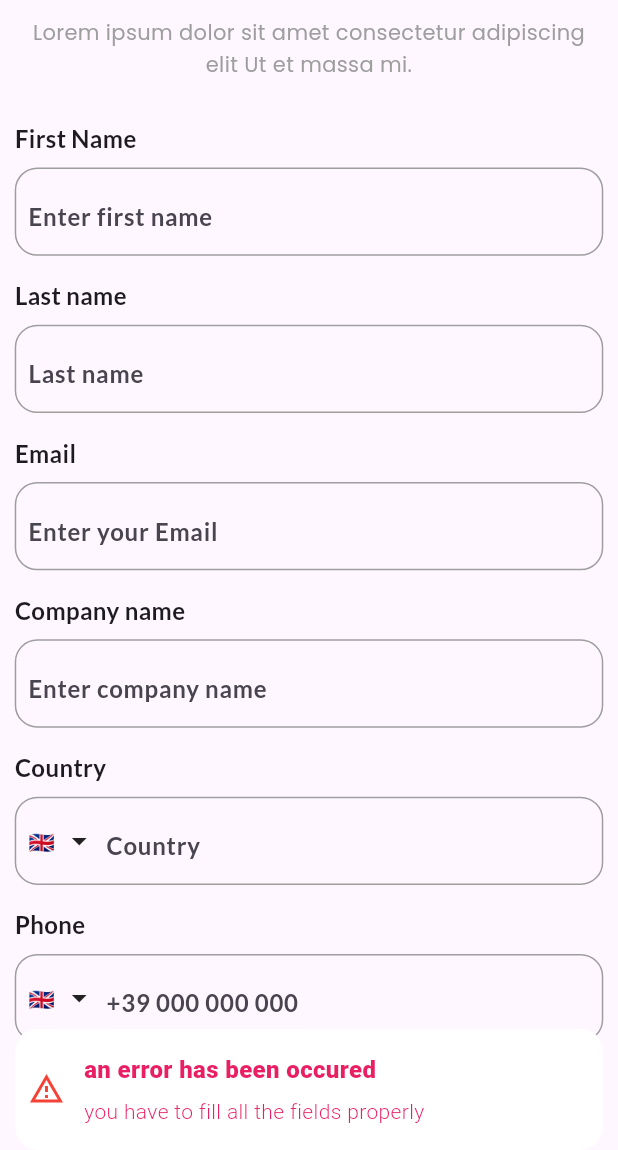
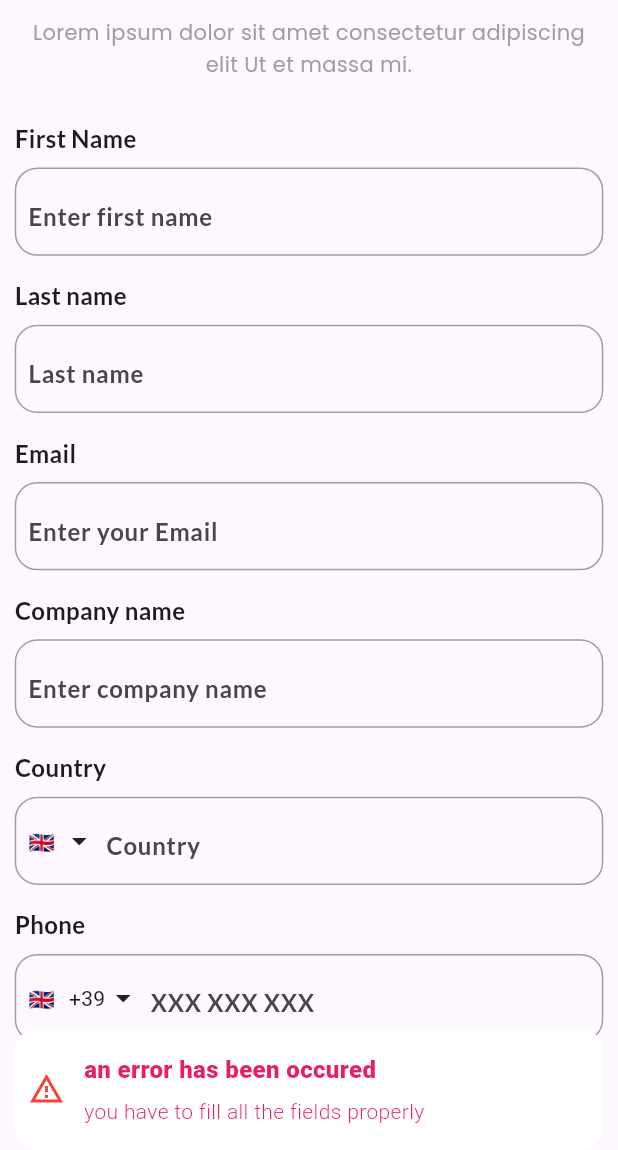
Before and after one commit to Daniel-TheProgrammer/sikatronic_equipment, a Flutter app: the RegitrationScreen screen opened by its route, scrolled down 46 dp, after a tap on "Continue", on a phone screen of 412 x 824 dp, the part 86-1236 px from its top. Run offline on Flutter 3.47's test engine with Material 2 defaults, Android fonts, the phone set to English and light mode, and no system bars; our stand-ins replace cloud_firestore, country_picker, device_preview, dropdown_button2, firebase_auth, firebase_core and 5 more; missing offline and left inert: flutter_email_sender; accounts and stored records are empty.

Commit message:
corrected_field_for_phone_input

```diff
--- a/lib/screens/Registration_screen/registration.dart
+++ b/lib/screens/Registration_screen/registration.dart
@@ -144,8 +144,7 @@ class RegitrationScreen extends StatelessWidget {
                     Obx((() {
                       return MyInputField(
                         title: 'registrationPhone'.tr,
-                        hintText:
-                            '+${controller.phoneInit.toString()} 000 000 000',
+                        hintText: 'XXX XXX XXX',
                         allowKeyboard: true,
                         textInputType: TextInputType.phone,
                         controller: _phoneNumberEditingController,
@@ -175,7 +174,11 @@ class RegitrationScreen extends StatelessWidget {
                                     }),
                                   ),
                                 ),
-                                Icon(Icons.arrow_drop_down)
+                                const SizedBox(
+                                  width: 5,
+                                ),
+                                Text('+${controller.phoneInit}'),
+                                const Icon(Icons.arrow_drop_down),
                               ],
                             ),
                           )
@@ -213,7 +216,8 @@ class RegitrationScreen extends StatelessWidget {
                             //     color: AppColor.accentColor400,),
                           ),
                         ),
-                      ),)
+                      ),
+                    )
                   ],
                 ),
               );
@@ -222,6 +226,8 @@ class RegitrationScreen extends StatelessWidget {
   }
 
   validation() async {
+
+
       if (_nameEditingController.text.isEmpty ||
           _lastNameEditingController.text.isEmpty ||
           _emailEditingController.text.isEmpty ||
@@ -229,8 +235,8 @@ class RegitrationScreen extends StatelessWidget {
           _companyNameEditingController.text.isEmpty ||
           _country == null) {
         print('not validated');
-      return Get.snackbar('sendRequestSnackbarTitle'.tr,
-          'sendRequestSnackbarMsg'.tr,
+        return Get.snackbar(
+            'sendRequestSnackbarTitle'.tr, 'sendRequestSnackbarMsg'.tr,
             snackPosition: SnackPosition.BOTTOM,
             backgroundColor: Colors.white,
             colorText: Colors.pink,
@@ -239,12 +245,19 @@ class RegitrationScreen extends StatelessWidget {
               color: Colors.red,
             ));
       } else {
+        //This combines the country code from country picker package and the phone number inputted by the user
+
+        final combinedCountryCodeUserPhoneNumber =
+            ['+${controller.phoneInit}', _phoneNumberEditingController.text.trim()].join('');
+        debugPrint(combinedCountryCodeUserPhoneNumber);
+        //-----------------------------------------------------
+
         _name = _nameEditingController.text;
         _lastName = _lastNameEditingController.text;
         _email = _emailEditingController.text;
         _company = _companyNameEditingController.text;
 
-      _phoneNum = _phoneNumberEditingController.text;
+        _phoneNum = combinedCountryCodeUserPhoneNumber;
         controller.progressOnOff(true);
         await controller.signIn(_email!).catchError((error) {
           controller.progressOnOff(false);
```
Lines whose indentation alone changed are shown as unchanged.
